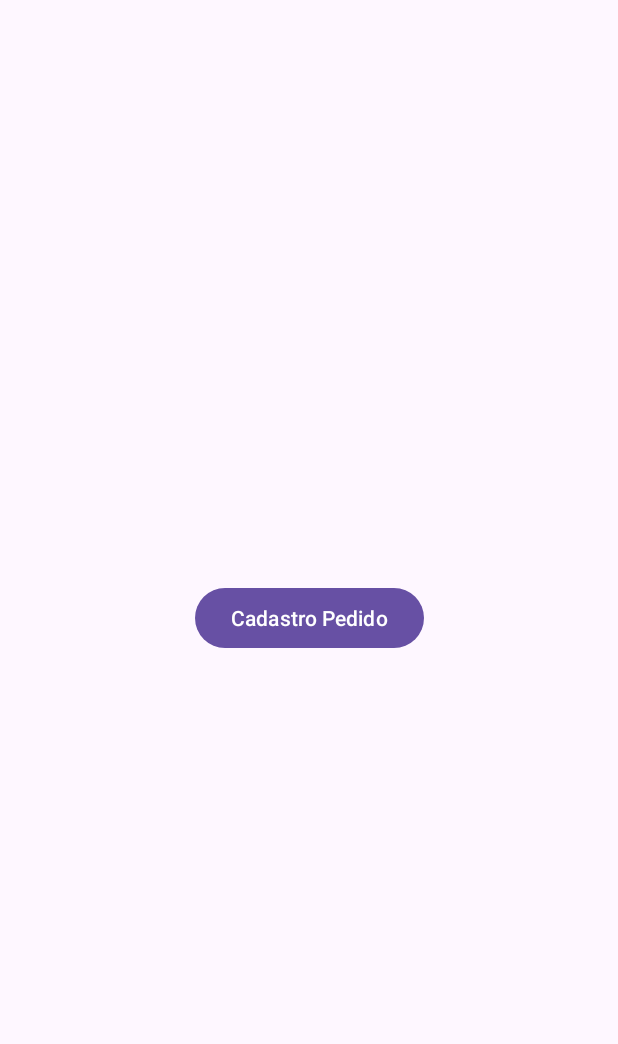
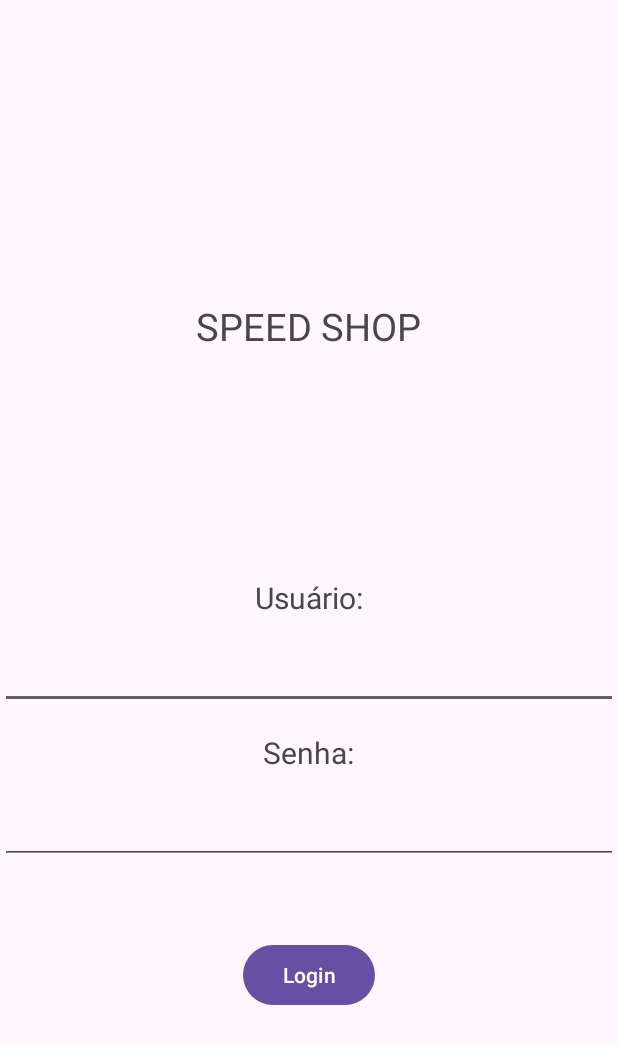
Before and after one commit to willyanribr/Trabalho4Bimestre, an Android app: the screen it shows after launch (MainActivity), on a phone screen of 412 x 824 dp. Shown: the top 1044 px of the screen. Run offline under Robolectric (Android 15) with nearby library versions, the phone set to English and light mode, and no system bars.

```diff
--- a/Trabalho4BimestrePaulinho/app/src/main/java/com/example/myapplication/adapter/PedidoListAdaper.java
+++ b/Trabalho4BimestrePaulinho/app/src/main/java/com/example/myapplication/adapter/PedidoListAdaper.java
@@ -39,7 +39,7 @@ public class PedidoListAdaper extends RecyclerView.Adapter<PedidoListAdaper.View
         holder.tvCodigo.setText(String.valueOf(pedidoSelecionado.getCodigo()));
         holder.tvNomeCliente.setText(pedidoSelecionado.getNomeCliente());
         holder.tvNomeProduto.setText(pedidoSelecionado.getNomeProduto());
-        holder.tvQuantidade.setText(pedidoSelecionado.getQuantidade());
+        holder.tvQuantidade.setText(String.valueOf(pedidoSelecionado.getQuantidade()));
     }
 
     @Override
--- a/Trabalho4BimestrePaulinho/app/src/main/java/com/example/myapplication/dao/PedidoDao.java
+++ b/Trabalho4BimestrePaulinho/app/src/main/java/com/example/myapplication/dao/PedidoDao.java
@@ -43,7 +43,7 @@ public class PedidoDao implements GenericDao<Pedido>{
 
         //Abrir a conexão com a base de dados
         openHelper = new SqLiteDataHelper(this.context,
-                "PDV_BD", null, 1);
+                "PDV", null, 1);
 
         //instanciando a base de dados
         baseDados = openHelper.getWritableDatabase();
--- /dev/null
+++ b/Trabalho4BimestrePaulinho/app/src/main/res/drawable/baseline_add_circle_24.xml
@@ -0,0 +1,5 @@
+<vector android:height="24dp" android:tint="#FFFFFF"
+    android:viewportHeight="24" android:viewportWidth="24"
+    android:width="24dp" xmlns:android="http://schemas.android.com/apk/res/android">
+    <path android:fillColor="@android:color/white" android:pathData="M12,2C6.48,2 2,6.48 2,12s4.48,10 10,10 10,-4.48 10,-10S17.52,2 12,2zM17,13h-4v4h-2v-4L7,13v-2h4L11,7h2v4h4v2z"/>
+</vector>
--- a/Trabalho4BimestrePaulinho/app/src/main/res/layout/activity_main.xml
+++ b/Trabalho4BimestrePaulinho/app/src/main/res/layout/activity_main.xml
@@ -1,20 +1,67 @@
 <?xml version="1.0" encoding="utf-8"?>
-<androidx.constraintlayout.widget.ConstraintLayout xmlns:android="http://schemas.android.com/apk/res/android"
+<LinearLayout xmlns:android="http://schemas.android.com/apk/res/android"
     xmlns:app="http://schemas.android.com/apk/res-auto"
     xmlns:tools="http://schemas.android.com/tools"
     android:layout_width="match_parent"
     android:layout_height="match_parent"
+    android:orientation="vertical"
     tools:context=".view.MainActivity">
 
-    <Button
-        android:id="@+id/btCadastroPedido"
-        android:layout_width="wrap_content"
-        android:layout_height="wrap_content"
-        android:text="Cadastro Pedido"
-        app:layout_constraintBottom_toBottomOf="parent"
-        app:layout_constraintEnd_toEndOf="parent"
-        app:layout_constraintStart_toStartOf="parent"
-        app:layout_constraintTop_toTopOf="parent"
-        android:onClick="abrirCadastroPedido"/>
+    <LinearLayout
+        android:layout_width="match_parent"
+        android:layout_height="match_parent"
+        android:orientation="vertical">
 
-</androidx.constraintlayout.widget.ConstraintLayout>
+        <TextView
+            android:layout_width="wrap_content"
+            android:layout_height="wrap_content"
+            android:layout_marginTop="200dp"
+            android:layout_gravity="center"
+            android:textSize="25dp"
+            android:text="SPEED SHOP"/>
+
+        <TextView
+            android:layout_width="wrap_content"
+            android:layout_height="wrap_content"
+            android:layout_marginTop="150dp"
+            android:layout_gravity="center"
+            android:textSize="20dp"
+            android:text="Usuário:"/>
+
+        <EditText
+            android:layout_width="match_parent"
+            android:layout_height="wrap_content"
+            android:layout_marginTop="15dp"
+            android:id="@+id/edUsuario"
+            android:gravity="center"/>
+
+
+        <TextView
+            android:layout_width="wrap_content"
+            android:layout_height="wrap_content"
+            android:layout_marginTop="15dp"
+            android:layout_gravity="center"
+            android:textSize="20dp"
+            android:text="Senha:"/>
+
+        <EditText
+            android:layout_width="match_parent"
+            android:layout_height="wrap_content"
+            android:layout_marginTop="15dp"
+            android:id="@+id/edSenha"
+            android:gravity="center"/>
+
+
+        <Button
+            android:id="@+id/btLogin"
+            android:layout_width="wrap_content"
+            android:layout_height="wrap_content"
+            android:layout_gravity="center"
+            android:layout_marginTop="50dp"
+            android:onClick="abrirCadastroPedido"
+            android:text="Login"/>
+
+    </LinearLayout>
+
+
+</LinearLayout>
--- a/Trabalho4BimestrePaulinho/app/src/main/res/layout/activity_pedido.xml
+++ b/Trabalho4BimestrePaulinho/app/src/main/res/layout/activity_pedido.xml
@@ -12,6 +12,12 @@
         android:id="@+id/lnTitulo"
         android:orientation="horizontal"
         android:layout_margin="10dp">
+
+        <TextView
+            android:layout_width="0dp"
+            android:layout_height="wrap_content"
+            android:layout_weight="1"
+            android:text="CÓDIGO"/>
 
         <TextView
             android:layout_width="0dp"
--- a/Trabalho4BimestrePaulinho/app/src/main/res/layout/item_list_pedido.xml
+++ b/Trabalho4BimestrePaulinho/app/src/main/res/layout/item_list_pedido.xml
@@ -22,22 +22,24 @@
                 android:layout_width="0dp"
                 android:layout_height="wrap_content"
                 android:layout_weight="1"
+                android:gravity="left"
                 android:id="@+id/tvCodigo"/>
 
             <TextView
                 android:layout_width="0dp"
                 android:layout_height="wrap_content"
-                android:layout_weight="3"
+                android:layout_weight="1"
                 android:id="@+id/tvCliente"/>
             <TextView
                 android:layout_width="0dp"
                 android:layout_height="wrap_content"
-                android:layout_weight="3"
+                android:layout_weight="1"
                 android:id="@+id/tvProduto"/>
             <TextView
                 android:layout_width="0dp"
                 android:layout_height="wrap_content"
-                android:layout_weight="3"
+                android:layout_weight="1"
+                android:layout_gravity="right"
                 android:id="@+id/tvQuantidade"/>
         </LinearLayout>
 
```
